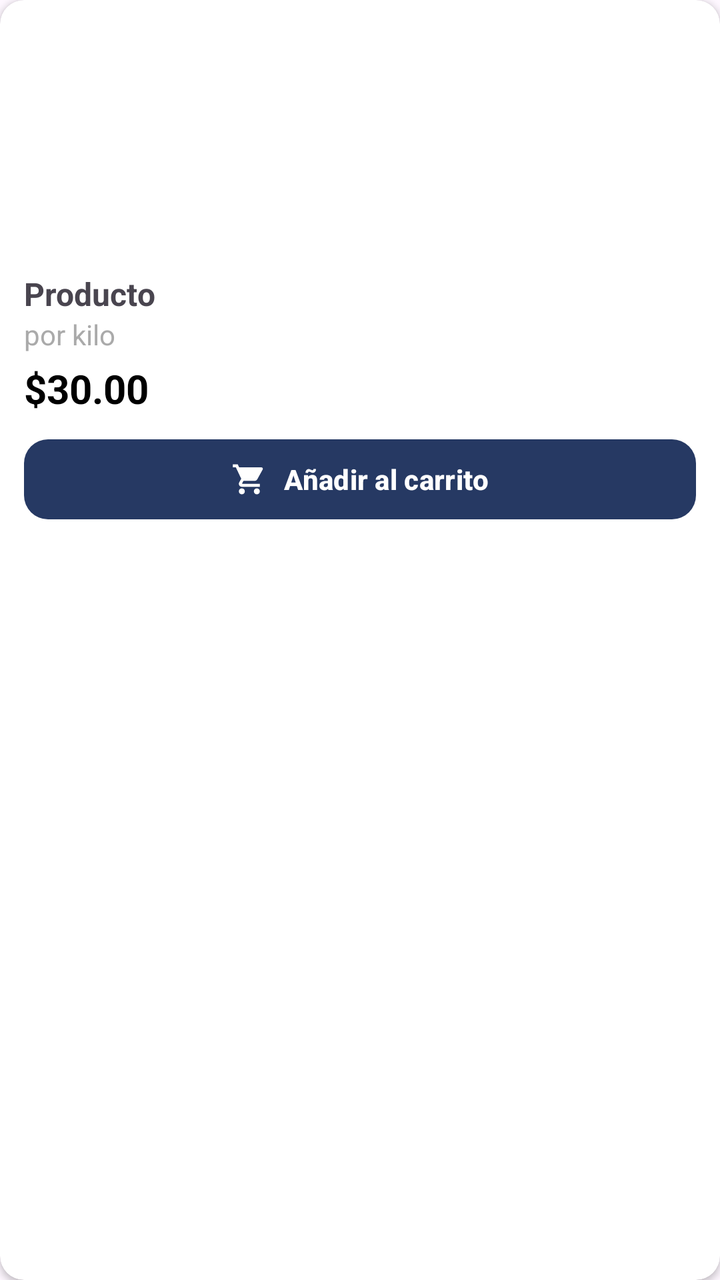
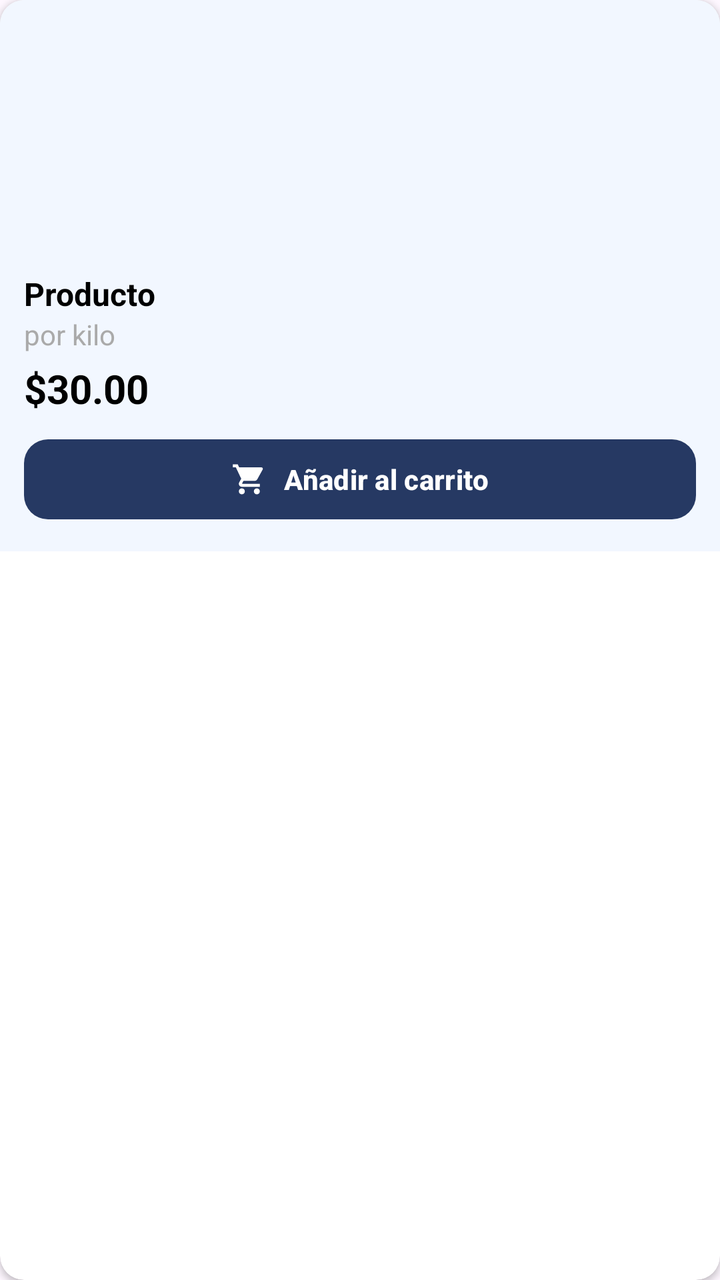

Screens rendered from an Android XML layout before and after an edit, with the pre-edit source and the edit as a unified diff.
<!-- AndroidManifest.xml: application theme Theme.MyApplication -->
<!-- res/layout/items.xml -->
<?xml version="1.0" encoding="utf-8"?>
<androidx.cardview.widget.CardView xmlns:android="http://schemas.android.com/apk/res/android"
    android:layout_width="200dp"
    android:layout_height="wrap_content"
    xmlns:app="http://schemas.android.com/apk/res-auto"
    xmlns:tools="http://schemas.android.com/tools"
    android:layout_marginEnd="8dp"
    app:cardCornerRadius="12dp"
    android:elevation="4dp">

    <LinearLayout
        android:orientation="vertical"
        android:layout_width="match_parent"
        android:layout_height="wrap_content"
        android:padding="12dp">

        <ImageView
            android:id="@+id/imgProducto"
            android:layout_width="match_parent"
            android:layout_height="@dimen/product_image_height"
            android:scaleType="centerCrop"
            android:adjustViewBounds="true"
            android:contentDescription="@string/product_image"/>


        <TextView
            android:id="@+id/txtNombreProducto"
            android:layout_width="match_parent"
            android:layout_height="wrap_content"
            android:text="Producto"
            android:textSize="16sp"
            android:textStyle="bold"
            android:layout_marginTop="4dp" />

        <TextView
            android:id="@+id/txtCount"
            android:layout_width="match_parent"
            android:layout_height="wrap_content"
            android:text="por kilo"
            android:textSize="14sp"
            android:textColor="@android:color/darker_gray"
            android:layout_marginBottom="4dp" />

        
        <TextView
            android:id="@+id/txtPrecioNormal"
            android:layout_width="match_parent"
            android:layout_height="wrap_content"
            android:text="$30.00"
            android:layout_marginBottom="2dp"
            style="@style/ProductNormalPrice" />

        
        <TextView
            android:id="@+id/txtPrecioEspecial"
            android:layout_width="wrap_content"
            android:layout_height="wrap_content"
            android:text="$24.00"
            android:visibility="gone"
            style="@style/ProductSpecialPrice"
            tools:visibility="visible" />

        
        
        <FrameLayout
            android:layout_width="match_parent"
            android:layout_height="wrap_content"
            android:layout_marginTop="6dp">

            
            <com.google.android.material.button.MaterialButton
                android:id="@+id/btnAnadirCarrito"
                android:layout_width="match_parent"
                android:layout_height="48dp"
                android:minHeight="48dp"
                android:text="Añadir al carrito"
                android:textColor="@android:color/white"
                android:textSize="14sp"
                android:textStyle="bold"
                android:gravity="center"
                android:paddingStart="12dp"
                android:paddingEnd="12dp"
                app:backgroundTint="#263963"
                app:cornerRadius="12dp"
                app:icon="@drawable/baseline_shopping_cart_24"
                app:iconTint="@android:color/white"
                app:iconGravity="textStart"
                app:iconPadding="8dp"
                app:rippleColor="#40263963" />

            
            <LinearLayout
                android:id="@+id/layoutContador"
                android:layout_width="match_parent"
                android:layout_height="48dp"
                android:orientation="horizontal"
                android:gravity="center"
                android:visibility="gone"
                android:background="@drawable/bg_quantity_container"
                android:padding="2dp">

                
                <com.google.android.material.button.MaterialButton
                    android:id="@+id/btnMenos"
                    android:layout_width="48dp"
                    android:layout_height="48dp"
                    android:minWidth="48dp"
                    android:minHeight="48dp"
                    android:padding="0dp"
                    android:text="−"
                    android:textColor="#263963"
                    android:textSize="20sp"
                    android:textStyle="bold"
                    app:backgroundTint="@android:color/white"
                    app:cornerRadius="10dp"
                    app:rippleColor="#20263963" />

                
                <TextView
                    android:id="@+id/txtCantidad"
                    android:layout_width="48dp"
                    android:layout_height="48dp"
                    android:gravity="center"
                    android:text="1"
                    android:textColor="#263963"
                    android:textSize="16sp"
                    android:textStyle="bold" />

                
                <com.google.android.material.button.MaterialButton
                    android:id="@+id/btnMas"
                    android:layout_width="48dp"
                    android:layout_height="48dp"
                    android:minWidth="48dp"
                    android:minHeight="48dp"
                    android:padding="0dp"
                    android:text="+"
                    android:textColor="#263963"
                    android:textSize="20sp"
                    android:textStyle="bold"
                    app:backgroundTint="@android:color/white"
                    app:cornerRadius="10dp"
                    app:rippleColor="#20263963" />

            </LinearLayout>

        </FrameLayout>


    </LinearLayout>

</androidx.cardview.widget.CardView>
<!-- resources referenced by this layout -->
<resources>
  <dimen name="product_image_height">120dp</dimen>
  <!-- drawable baseline_shopping_cart_24 (drawable) -->
  <vector xmlns:android="http://schemas.android.com/apk/res/android" android:height="24dp" android:tint="#000000" android:viewportHeight="24" android:viewportWidth="24" android:width="24dp">
        
      <path android:fillColor="@android:color/white" android:pathData="M7,18c-1.1,0 -1.99,0.9 -1.99,2S5.9,22 7,22s2,-0.9 2,-2 -0.9,-2 -2,-2zM1,2v2h2l3.6,7.59 -1.35,2.45c-0.16,0.28 -0.25,0.61 -0.25,0.96 0,1.1 0.9,2 2,2h12v-2L7.42,15c-0.14,0 -0.25,-0.11 -0.25,-0.25l0.03,-0.12 0.9,-1.63h7.45c0.75,0 1.41,-0.41 1.75,-1.03l3.58,-6.49c0.08,-0.14 0.12,-0.31 0.12,-0.48 0,-0.55 -0.45,-1 -1,-1L5.21,4l-0.94,-2L1,2zM17,18c-1.1,0 -1.99,0.9 -1.99,2s0.89,2 1.99,2 2,-0.9 2,-2 -0.9,-2 -2,-2z"/>
      
  </vector>
  <!-- drawable bg_quantity_container (drawable) -->
  <?xml version="1.0" encoding="utf-8"?>
  <shape xmlns:android="http://schemas.android.com/apk/res/android"
      android:shape="rectangle">
  
      <solid android:color="#F5F7FA" />
  
      <corners android:radius="12dp" />
  
      <stroke
          android:width="1dp"
          android:color="#E1E5EB" />
  
  </shape>
  <string name="product_image">Imagen del producto</string>
  <style name="ProductNormalPrice">
          <item name="android:textSize">20sp</item>
          <item name="android:textColor">@android:color/black</item>
          <item name="android:textStyle">bold</item>
      </style>
  <style name="ProductSpecialPrice">
          <item name="android:textSize">20sp</item>
          <item name="android:textColor">#E53935</item>
          <item name="android:textStyle">bold</item>
      </style>
  <style name="Theme.MyApplication" parent="Base.Theme.MyApplication" />
  <style name="Base.Theme.MyApplication" parent="Theme.Material3.DayNight.NoActionBar">
          
          
      </style>
</resources>

<!-- the commit's change to res/layout/items.xml (unified diff, before → after) -->
@@ -12,7 +12,8 @@
         android:orientation="vertical"
         android:layout_width="match_parent"
         android:layout_height="wrap_content"
-        android:padding="12dp">
+        android:padding="12dp"
+        android:background="#F2F7FF">
 
         <ImageView
             android:id="@+id/imgProducto"
@@ -30,6 +31,7 @@
             android:text="Producto"
             android:textSize="16sp"
             android:textStyle="bold"
+            android:textColor="@color/black"
             android:layout_marginTop="4dp" />
 
         <TextView
@@ -60,7 +62,6 @@
             style="@style/ProductSpecialPrice"
             tools:visibility="visible" />
 
-        
         
         <FrameLayout
             android:layout_width="match_parent"
<!-- resource entries referenced after the edit -->
@@ -1,5 +1,6 @@
 <!-- resources referenced by this layout -->
 <resources>
+  <color name="black">#FF000000</color>
   <dimen name="product_image_height">120dp</dimen>
   <!-- drawable baseline_shopping_cart_24 (drawable) -->
   <vector xmlns:android="http://schemas.android.com/apk/res/android" android:height="24dp" android:tint="#000000" android:viewportHeight="24" android:viewportWidth="24" android:width="24dp">
